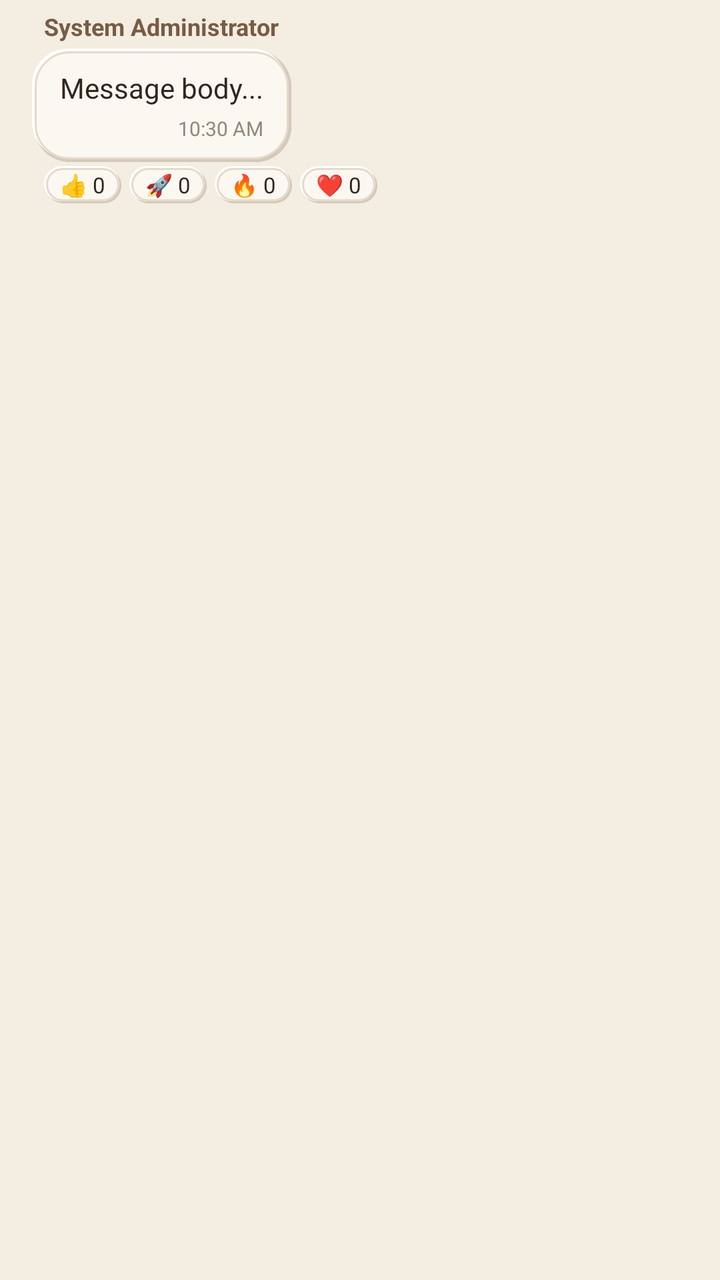
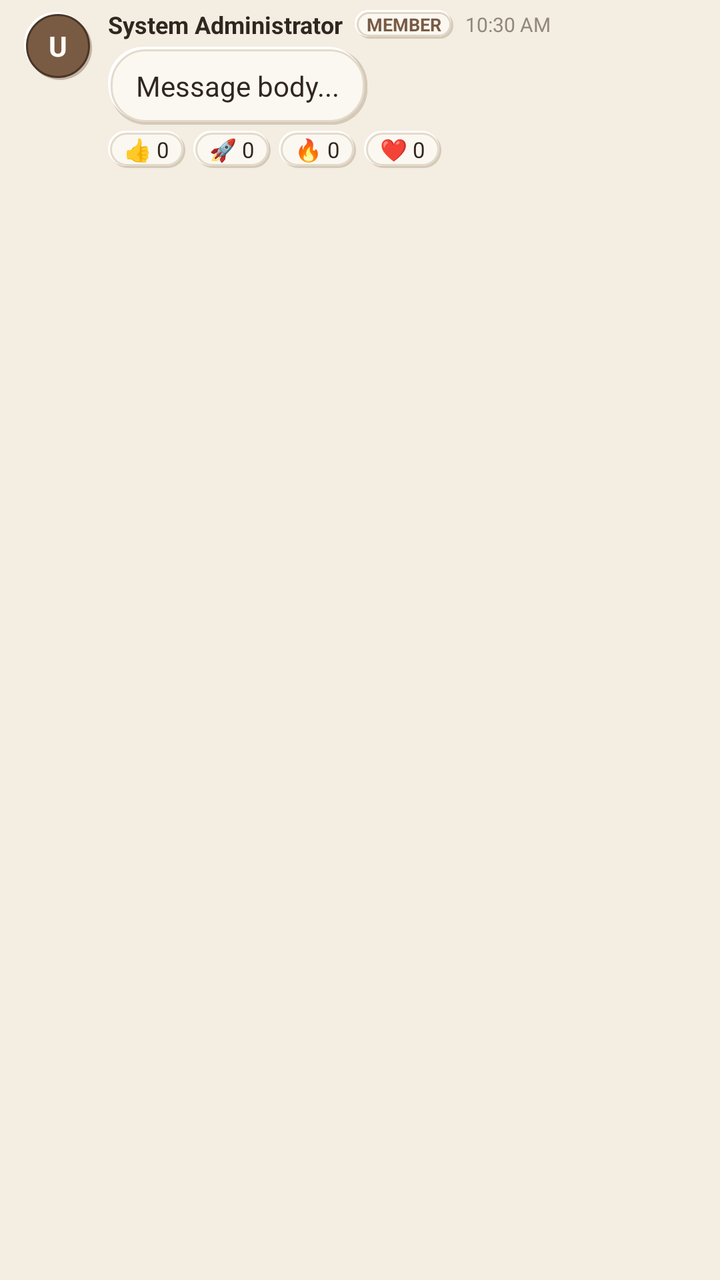

The first picture is an Android layout as it rendered before a commit; the second is the same layout after the commit. The layout source and the unified diff follow.
<!-- AndroidManifest.xml: application theme Theme.ProjectFlow -->
<!-- res/layout/item_chat_incoming.xml -->
<?xml version="1.0" encoding="utf-8"?>
<LinearLayout xmlns:android="http://schemas.android.com/apk/res/android"
    android:layout_width="match_parent"
    android:layout_height="wrap_content"
    android:orientation="vertical"
    android:paddingHorizontal="16dp"
    android:paddingVertical="5dp">

    <TextView
        android:id="@+id/tvSenderName"
        android:layout_width="wrap_content"
        android:layout_height="wrap_content"
        android:layout_marginStart="6dp"
        android:layout_marginBottom="3dp"
        android:text="System Administrator"
        android:textColor="@color/primary_earth"
        android:textSize="12sp"
        android:textStyle="bold" />

    
    <LinearLayout
        android:layout_width="wrap_content"
        android:layout_height="wrap_content"
        android:layout_marginEnd="56dp"
        android:background="@drawable/bg_neu_card"
        android:orientation="vertical"
        android:paddingHorizontal="14dp"
        android:paddingVertical="10dp">

        <TextView
            android:id="@+id/tvMessageContent"
            android:layout_width="wrap_content"
            android:layout_height="wrap_content"
            android:lineSpacingExtra="2dp"
            android:text="Message body..."
            android:textColor="@color/text_main"
            android:textSize="14sp" />

        <TextView
            android:id="@+id/tvTimestamp"
            android:layout_width="wrap_content"
            android:layout_height="wrap_content"
            android:layout_gravity="end"
            android:layout_marginTop="4dp"
            android:text="10:30 AM"
            android:textColor="@color/text_muted"
            android:textSize="10sp" />
    </LinearLayout>

    
    <LinearLayout
        android:id="@+id/llReactions"
        android:layout_width="wrap_content"
        android:layout_height="wrap_content"
        android:layout_marginStart="6dp"
        android:layout_marginTop="2dp"
        android:gravity="center_vertical"
        android:orientation="horizontal">

        <TextView
            android:id="@+id/btnReactLike"
            android:layout_width="wrap_content"
            android:layout_height="wrap_content"
            android:background="@drawable/bg_neu_pill"
            android:paddingHorizontal="8dp"
            android:paddingVertical="2dp"
            android:text="👍 0"
            android:textColor="@color/text_main"
            android:textSize="11sp" />

        <TextView
            android:id="@+id/btnReactRocket"
            android:layout_width="wrap_content"
            android:layout_height="wrap_content"
            android:layout_marginStart="4dp"
            android:background="@drawable/bg_neu_pill"
            android:paddingHorizontal="8dp"
            android:paddingVertical="2dp"
            android:text="🚀 0"
            android:textColor="@color/text_main"
            android:textSize="11sp" />

        <TextView
            android:id="@+id/btnReactFire"
            android:layout_width="wrap_content"
            android:layout_height="wrap_content"
            android:layout_marginStart="4dp"
            android:background="@drawable/bg_neu_pill"
            android:paddingHorizontal="8dp"
            android:paddingVertical="2dp"
            android:text="🔥 0"
            android:textColor="@color/text_main"
            android:textSize="11sp" />

        <TextView
            android:id="@+id/btnReactLove"
            android:layout_width="wrap_content"
            android:layout_height="wrap_content"
            android:layout_marginStart="4dp"
            android:background="@drawable/bg_neu_pill"
            android:paddingHorizontal="8dp"
            android:paddingVertical="2dp"
            android:text="❤️ 0"
            android:textColor="@color/text_main"
            android:textSize="11sp" />
    </LinearLayout>
</LinearLayout>
<!-- resources referenced by this layout -->
<resources>
  <color name="primary_earth">#795B43</color>
  <color name="text_main">#30271F</color>
  <color name="text_muted">#92877A</color>
  <color name="neu_shadow_deep">#C2B3A0</color>
  <color name="neu_shadow_soft">#D5C9B8</color>
  <color name="neu_highlight">#FFFFFFFF</color>
  <color name="neu_surface">#FBF8F1</color>
  <color name="neu_border">#E4DACB</color>
  <color name="deep_earth">#493628</color>
  <color name="earth_raised">#FFFDF8</color>
  <color name="muted_clay">#B69A78</color>
  <color name="secondary_sand">#D9C9B2</color>
  <color name="earth_bg">#F3EDE2</color>
  <color name="earth_surface">#FBF8F1</color>
  <!-- unchanged entries left out for length: 3 -->
</resources>

<!-- the commit's change to res/layout/item_chat_incoming.xml (unified diff, before → after) -->
@@ -2,106 +2,161 @@
 <LinearLayout xmlns:android="http://schemas.android.com/apk/res/android"
     android:layout_width="match_parent"
     android:layout_height="wrap_content"
-    android:orientation="vertical"
-    android:paddingHorizontal="16dp"
-    android:paddingVertical="5dp">
-
-    <TextView
-        android:id="@+id/tvSenderName"
-        android:layout_width="wrap_content"
-        android:layout_height="wrap_content"
-        android:layout_marginStart="6dp"
-        android:layout_marginBottom="3dp"
-        android:text="System Administrator"
-        android:textColor="@color/primary_earth"
-        android:textSize="12sp"
-        android:textStyle="bold" />
+    android:orientation="horizontal"
+    android:paddingHorizontal="12dp"
+    android:paddingVertical="4dp">
 
     
+    <FrameLayout
+        android:id="@+id/avatarContainer"
+        android:layout_width="34dp"
+        android:layout_height="34dp"
+        android:layout_marginTop="2dp"
+        android:background="@drawable/bg_chip_selected">
+
+        <TextView
+            android:id="@+id/tvAvatarInitial"
+            android:layout_width="wrap_content"
+            android:layout_height="wrap_content"
+            android:layout_gravity="center"
+            android:text="U"
+            android:textColor="@color/white"
+            android:textSize="14sp"
+            android:textStyle="bold" />
+    </FrameLayout>
+
     <LinearLayout
         android:layout_width="wrap_content"
         android:layout_height="wrap_content"
-        android:layout_marginEnd="56dp"
-        android:background="@drawable/bg_neu_card"
-        android:orientation="vertical"
-        android:paddingHorizontal="14dp"
-        android:paddingVertical="10dp">
+        android:layout_marginStart="8dp"
+        android:orientation="vertical">
 
-        <TextView
-            android:id="@+id/tvMessageContent"
+        
+        <LinearLayout
             android:layout_width="wrap_content"
             android:layout_height="wrap_content"
-            android:lineSpacingExtra="2dp"
-            android:text="Message body..."
-            android:textColor="@color/text_main"
-            android:textSize="14sp" />
+            android:layout_marginBottom="3dp"
+            android:gravity="center_vertical"
+            android:orientation="horizontal">
 
-        <TextView
-            android:id="@+id/tvTimestamp"
+            <TextView
+                android:id="@+id/tvSenderName"
+                android:layout_width="wrap_content"
+                android:layout_height="wrap_content"
+                android:text="System Administrator"
+                android:textColor="@color/text_main"
+                android:textSize="12sp"
+                android:textStyle="bold" />
+
+            <TextView
+                android:id="@+id/tvSenderRole"
+                android:layout_width="wrap_content"
+                android:layout_height="wrap_content"
+                android:layout_marginStart="6dp"
+                android:background="@drawable/bg_chip_unselected"
+                android:paddingHorizontal="6dp"
+                android:paddingVertical="1dp"
+                android:text="MEMBER"
+                android:textColor="@color/primary_earth"
+                android:textSize="9sp"
+                android:textStyle="bold" />
+
+            <TextView
+                android:id="@+id/tvHeaderTimestamp"
+                android:layout_width="wrap_content"
+                android:layout_height="wrap_content"
+                android:layout_marginStart="6dp"
+                android:text="10:30 AM"
+                android:textColor="@color/text_muted"
+                android:textSize="10sp" />
+        </LinearLayout>
+
+        
+        <LinearLayout
             android:layout_width="wrap_content"
             android:layout_height="wrap_content"
-            android:layout_gravity="end"
-            android:layout_marginTop="4dp"
-            android:text="10:30 AM"
-            android:textColor="@color/text_muted"
-            android:textSize="10sp" />
-    </LinearLayout>
+            android:layout_marginEnd="48dp"
+            android:background="@drawable/bg_neu_card"
+            android:orientation="vertical"
+            android:paddingHorizontal="14dp"
+            android:paddingVertical="10dp">
 
-    
-    <LinearLayout
-        android:id="@+id/llReactions"
-        android:layout_width="wrap_content"
-        android:layout_height="wrap_content"
-        android:layout_marginStart="6dp"
-        android:layout_marginTop="2dp"
-        android:gravity="center_vertical"
-        android:orientation="horizontal">
+            <TextView
+                android:id="@+id/tvMessageContent"
+                android:layout_width="wrap_content"
+                android:layout_height="wrap_content"
+                android:lineSpacingExtra="2dp"
+                android:text="Message body..."
+                android:textColor="@color/text_main"
+                android:textSize="14sp" />
 
-        <TextView
-            android:id="@+id/btnReactLike"
+            <TextView
+                android:id="@+id/tvTimestamp"
+                android:layout_width="wrap_content"
+                android:layout_height="wrap_content"
+                android:layout_gravity="end"
+                android:layout_marginTop="3dp"
+                android:text="10:30 AM"
+                android:textColor="@color/text_muted"
+                android:textSize="10sp"
+                android:visibility="gone" />
+        </LinearLayout>
+
+        
+        <LinearLayout
+            android:id="@+id/llReactions"
             android:layout_width="wrap_content"
             android:layout_height="wrap_content"
-            android:background="@drawable/bg_neu_pill"
-            android:paddingHorizontal="8dp"
-            android:paddingVertical="2dp"
-            android:text="👍 0"
-            android:textColor="@color/text_main"
-            android:textSize="11sp" />
+            android:layout_marginTop="3dp"
+            android:gravity="center_vertical"
+            android:orientation="horizontal">
 
-        <TextView
-            android:id="@+id/btnReactRocket"
-            android:layout_width="wrap_content"
-            android:layout_height="wrap_content"
-            android:layout_marginStart="4dp"
-            android:background="@drawable/bg_neu_pill"
-            android:paddingHorizontal="8dp"
-            android:paddingVertical="2dp"
-            android:text="🚀 0"
-            android:textColor="@color/text_main"
-            android:textSize="11sp" />
+            <TextView
+                android:id="@+id/btnReactLike"
+                android:layout_width="wrap_content"
+                android:layout_height="wrap_content"
+                android:background="@drawable/bg_neu_pill"
+                android:paddingHorizontal="8dp"
+                android:paddingVertical="2dp"
+                android:text="👍 0"
+                android:textColor="@color/text_main"
+                android:textSize="11sp" />
 
-        <TextView
-            android:id="@+id/btnReactFire"
-            android:layout_width="wrap_content"
-            android:layout_height="wrap_content"
-            android:layout_marginStart="4dp"
-            android:background="@drawable/bg_neu_pill"
-            android:paddingHorizontal="8dp"
-            android:paddingVertical="2dp"
-            android:text="🔥 0"
-            android:textColor="@color/text_main"
-            android:textSize="11sp" />
+            <TextView
+                android:id="@+id/btnReactRocket"
+                android:layout_width="wrap_content"
+                android:layout_height="wrap_content"
+                android:layout_marginStart="4dp"
+                android:background="@drawable/bg_neu_pill"
+                android:paddingHorizontal="8dp"
+                android:paddingVertical="2dp"
+                android:text="🚀 0"
+                android:textColor="@color/text_main"
+                android:textSize="11sp" />
 
-        <TextView
-            android:id="@+id/btnReactLove"
-            android:layout_width="wrap_content"
-            android:layout_height="wrap_content"
-            android:layout_marginStart="4dp"
-            android:background="@drawable/bg_neu_pill"
-            android:paddingHorizontal="8dp"
-            android:paddingVertical="2dp"
-            android:text="❤️ 0"
-            android:textColor="@color/text_main"
-            android:textSize="11sp" />
+            <TextView
+                android:id="@+id/btnReactFire"
+                android:layout_width="wrap_content"
+                android:layout_height="wrap_content"
+                android:layout_marginStart="4dp"
+                android:background="@drawable/bg_neu_pill"
+                android:paddingHorizontal="8dp"
+                android:paddingVertical="2dp"
+                android:text="🔥 0"
+                android:textColor="@color/text_main"
+                android:textSize="11sp" />
+
+            <TextView
+                android:id="@+id/btnReactLove"
+                android:layout_width="wrap_content"
+                android:layout_height="wrap_content"
+                android:layout_marginStart="4dp"
+                android:background="@drawable/bg_neu_pill"
+                android:paddingHorizontal="8dp"
+                android:paddingVertical="2dp"
+                android:text="❤️ 0"
+                android:textColor="@color/text_main"
+                android:textSize="11sp" />
+        </LinearLayout>
     </LinearLayout>
 </LinearLayout>
<!-- resource entries referenced after the edit -->
@@ -3,6 +3,91 @@
   <color name="primary_earth">#795B43</color>
   <color name="text_main">#30271F</color>
   <color name="text_muted">#92877A</color>
+  <color name="white">#FFFDF8</color>
+  <!-- drawable bg_chip_selected (drawable) -->
+  <?xml version="1.0" encoding="utf-8"?>
+  <layer-list xmlns:android="http://schemas.android.com/apk/res/android">
+      
+      <item
+          android:left="2dp"
+          android:top="2dp"
+          android:right="0dp"
+          android:bottom="0dp">
+          <shape android:shape="rectangle">
+              <corners android:radius="20dp" />
+              <solid android:color="@color/neu_shadow_deep" />
+          </shape>
+      </item>
+  
+      
+      <item
+          android:left="0dp"
+          android:top="0dp"
+          android:right="2dp"
+          android:bottom="2dp">
+          <shape android:shape="rectangle">
+              <corners android:radius="20dp" />
+              <solid android:color="@color/neu_highlight" />
+          </shape>
+      </item>
+  
+      
+      <item
+          android:left="1dp"
+          android:top="1dp"
+          android:right="1dp"
+          android:bottom="1dp">
+          <shape android:shape="rectangle">
+              <corners android:radius="20dp" />
+              <solid android:color="@color/primary_earth" />
+              <stroke
+                  android:width="1dp"
+                  android:color="@color/deep_earth" />
+          </shape>
+      </item>
+  </layer-list>
+  <!-- drawable bg_chip_unselected (drawable) -->
+  <?xml version="1.0" encoding="utf-8"?>
+  <layer-list xmlns:android="http://schemas.android.com/apk/res/android">
+      
+      <item
+          android:left="1dp"
+          android:top="1dp"
+          android:right="0dp"
+          android:bottom="0dp">
+          <shape android:shape="rectangle">
+              <corners android:radius="20dp" />
+              <solid android:color="@color/neu_shadow_soft" />
+          </shape>
+      </item>
+  
+      
+      <item
+          android:left="0dp"
+          android:top="0dp"
+          android:right="1dp"
+          android:bottom="1dp">
+          <shape android:shape="rectangle">
+              <corners android:radius="20dp" />
+              <solid android:color="@color/neu_highlight" />
+          </shape>
+      </item>
+  
+      
+      <item
+          android:left="1dp"
+          android:top="1dp"
+          android:right="1dp"
+          android:bottom="1dp">
+          <shape android:shape="rectangle">
+              <corners android:radius="20dp" />
+              <solid android:color="@color/earth_surface" />
+              <stroke
+                  android:width="1dp"
+                  android:color="@color/earth_border" />
+          </shape>
+      </item>
+  </layer-list>
   <color name="neu_shadow_deep">#C2B3A0</color>
   <color name="neu_shadow_soft">#D5C9B8</color>
   <color name="neu_highlight">#FFFFFFFF</color>
@@ -14,6 +99,7 @@
   <color name="secondary_sand">#D9C9B2</color>
   <color name="earth_bg">#F3EDE2</color>
   <color name="earth_surface">#FBF8F1</color>
+  <color name="earth_border">#E1D6C6</color>
   <!-- unchanged entries left out for length: 3 -->
 </resources>
 
